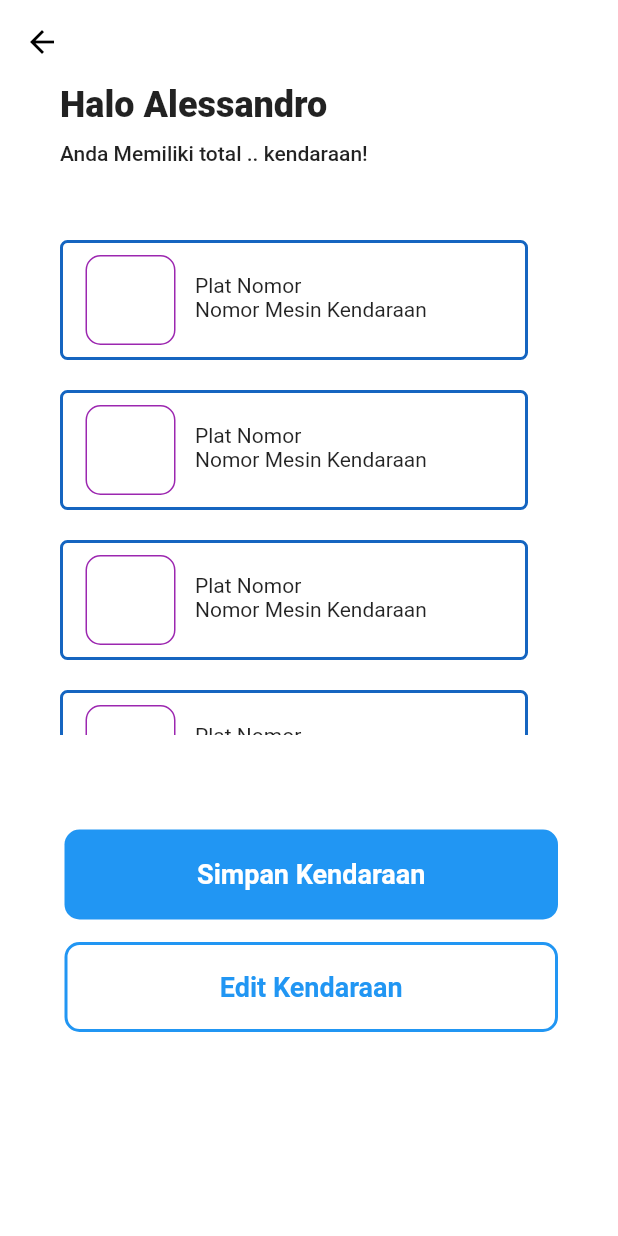
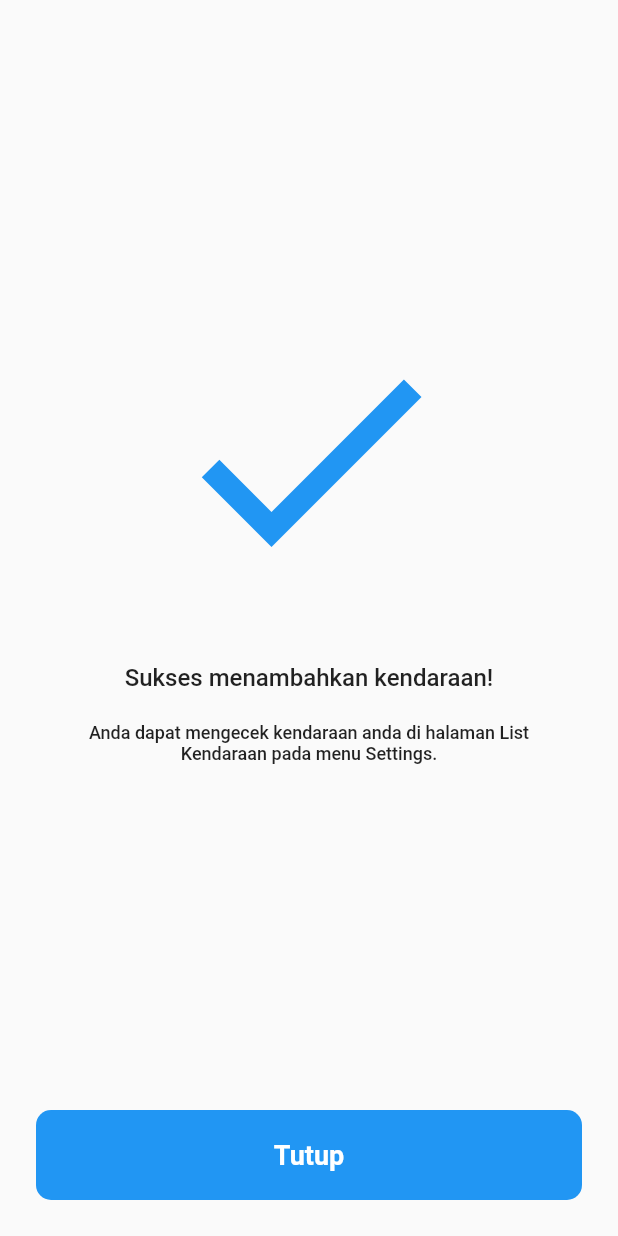
Before and after one commit to WillyHonandar/design_ui_skripsi, a Flutter app: the RegisKendaraan screen opened directly, after a tap on "Tambah Kendaraan", on a phone screen of 412 x 824 dp. Run offline on Flutter 3.47's test engine with Material 2 defaults, Android fonts, the phone set to English and light mode, and no system bars; our stand-ins replace carousel_pro, cloud_firestore, firebase_auth, firebase_core, fluttertoast, grouped_list and 5 more; missing offline and left inert: map_launcher; accounts and stored records are empty.

Commit message:
feat: 1 halaman dan fix: beberapa halaman
Menambahkan halaman sukses_tambah_kendaraan dan juga mengubah struktur file untuk Kendaraan. Juga melakukan perbaikan design UI pada beberapa halaman

```diff
--- a/lib/Authentication/otp.dart
+++ b/lib/Authentication/otp.dart
@@ -1,6 +1,5 @@
 import 'dart:async';
-
-import 'package:aplikasi_tilang_training/pages/intro/vehicle_registration.dart';
+import 'package:aplikasi_tilang_training/Kendaraan/vehicle_registration.dart';
 import 'package:firebase_auth/firebase_auth.dart';
 import 'package:flutter/gestures.dart';
 import 'package:fluttertoast/fluttertoast.dart';
--- /dev/null
+++ b/lib/Kendaraan/sukses_tambah_kendaraan.dart
@@ -0,0 +1,67 @@
+import 'package:aplikasi_tilang_training/Pages/Navbar/homepage.dart';
+import 'package:flutter/material.dart';
+
+class SuksesTambahKendaraan extends StatelessWidget {
+  @override
+  Widget build(BuildContext context) {
+    return Scaffold(
+      body: Center(
+        child: ListView(
+            shrinkWrap: true,
+            padding: EdgeInsets.symmetric(horizontal: 36, vertical: 24),
+            children: [
+              Container(
+                margin: EdgeInsets.only(bottom: 16),
+                child: Center(
+                  child: Icon(
+                    Icons.check,
+                    size: 200,
+                    color: Colors.blue,
+                  ),
+                ),
+              ),
+              SizedBox(height: 20),
+              Center(
+                child: Text(
+                  "Sukses menambahkan kendaraan!",
+                  textAlign: TextAlign.center,
+                  style: TextStyle(fontSize: 16, fontWeight: FontWeight.w500),
+                ),
+              ),
+              SizedBox(height: 20),
+              Center(
+                child: Text(
+                  "Anda dapat mengecek kendaraan anda di halaman List Kendaraan pada menu Settings.",
+                  textAlign: TextAlign.center,
+                  style: TextStyle(fontSize: 12, fontWeight: FontWeight.w500),
+                ),
+              ),
+            ]),
+      ),
+      bottomNavigationBar: Padding(
+        padding: EdgeInsets.all(24),
+        child: MaterialButton(
+          minWidth: double.infinity,
+          height: 60,
+          onPressed: () {
+            Navigator.push(
+                context,
+                MaterialPageRoute(
+                    //Nanti dipilih berdasarkan index
+                    builder: (context) => MyHomePage()));
+          },
+          color: Colors.blue,
+          elevation: 0,
+          shape: RoundedRectangleBorder(
+            borderRadius: BorderRadius.circular(10),
+          ),
+          child: Text(
+            "Tutup",
+            style: TextStyle(
+                fontWeight: FontWeight.w600, fontSize: 18, color: Colors.white),
+          ),
+        ),
+      ),
+    );
+  }
+}
--- a/lib/Pages/Intro/vehicle_registration.dart
+++ b/lib/Kendaraan/vehicle_registration.dart
@@ -1,8 +1,9 @@
 import 'dart:async';
 import 'dart:developer';
+import 'package:aplikasi_tilang_training/Kendaraan/sukses_tambah_kendaraan.dart';
 import 'package:aplikasi_tilang_training/net/firebase.dart';
-import 'package:aplikasi_tilang_training/pages/intro/vehicle_list.dart';
-import 'package:aplikasi_tilang_training/pages/navbar/homepage.dart';
+import 'package:aplikasi_tilang_training/Kendaraan/vehicle_list.dart';
+import 'package:aplikasi_tilang_training/Pages/Navbar/homepage.dart';
 import 'package:firebase_auth/firebase_auth.dart';
 import 'package:flutter/material.dart';
 import 'package:pin_code_fields/pin_code_fields.dart';
@@ -221,7 +222,7 @@ class _RegisKendaraanState extends State<RegisKendaraan> {
                       Navigator.push(
                           context,
                           MaterialPageRoute(
-                              builder: (context) => RegisteredVehicles()));
+                              builder: (context) => SuksesTambahKendaraan()));
                       setState(() {
                         User updateUser = FirebaseAuth.instance.currentUser;
                         updateUser.uid;
@@ -257,7 +258,7 @@ class _RegisKendaraanState extends State<RegisKendaraan> {
                       Navigator.push(
                           context,
                           MaterialPageRoute(
-                              builder: (context) => RegisteredVehicles()));
+                              builder: (context) => MyHomePage()));
                     },
                   ),
                 )
--- a/lib/Pages/Intro/vehicle_list.dart
+++ /dev/null
@@ -1,169 +0,0 @@
-import 'package:flutter/material.dart';
-
-class RegisteredVehicles extends StatefulWidget {
-  @override
-  _RegisteredVehiclesState createState() => _RegisteredVehiclesState();
-}
-
-class _RegisteredVehiclesState extends State<RegisteredVehicles> {
-  bool hasError = false;
-  String currentText = "";
-
-  final GlobalKey<ScaffoldState> scaffoldKey = GlobalKey<ScaffoldState>();
-  final formKey = GlobalKey<FormState>();
-  final TextEditingController textEditingController = TextEditingController();
-  final TextEditingController _nomorMesinKendaraanController =
-      TextEditingController();
-
-  List<int> list = [1, 2, 3, 4, 5];
-  @override
-  Widget build(BuildContext context) {
-    return Scaffold(
-      appBar: AppBar(
-        iconTheme: IconThemeData(color: Colors.black),
-        title: Text("List Kendaraan"),
-        backgroundColor: Colors.transparent,
-        elevation: 0,
-      ),
-      resizeToAvoidBottomInset: true,
-      backgroundColor: Colors.white,
-      body: SingleChildScrollView(
-        child: Container(
-          padding: EdgeInsets.symmetric(horizontal: 40),
-          width: double.infinity,
-          child: Column(
-              crossAxisAlignment: CrossAxisAlignment.start,
-              mainAxisAlignment: MainAxisAlignment.spaceEvenly,
-              children: <Widget>[
-                Column(
-                  crossAxisAlignment: CrossAxisAlignment.start,
-                  children: [
-                    Text(
-                      "Halo Alessandro",
-                      style: TextStyle(
-                        fontSize: 24,
-                        fontWeight: FontWeight.w800,
-                      ),
-                    ),
-                    Padding(
-                      padding: const EdgeInsets.only(top: 10),
-                      child: Text(
-                        "Anda Memiliki total .. kendaraan!",
-                        style: TextStyle(
-                            fontSize: 14, fontWeight: FontWeight.w500),
-                      ),
-                    ),
-                  ],
-                ),
-                Container(
-                  margin: EdgeInsets.only(top: 30),
-                  height: 350,
-                  child: Scrollbar(
-                    child: ListView.builder(
-                        scrollDirection: Axis.vertical,
-                        itemCount: 4,
-                        padding: EdgeInsets.only(top: 20),
-                        itemBuilder: (context, index) {
-                          return Container(
-                            padding: EdgeInsets.only(left: 15),
-                            margin: EdgeInsets.only(right: 20, bottom: 20),
-                            height: 80,
-                            width: 300,
-                            decoration: BoxDecoration(
-                              borderRadius: BorderRadius.circular(5),
-                              border: Border.all(
-                                  width: 2.0, color: Colors.blue[800]),
-                            ),
-                            child: Row(
-                              children: [
-                                Row(
-                                  children: [
-                                    Container(
-                                      height: 60,
-                                      width: 60,
-                                      decoration: BoxDecoration(
-                                          border: Border.all(
-                                              width: 1, color: Colors.purple),
-                                          color: Colors.white,
-                                          borderRadius:
-                                              BorderRadius.circular(10)),
-                                    ),
-                                    SizedBox(
-                                      width: 13,
-                                    ),
-                                    Container(
-                                      padding: EdgeInsets.only(top: 20),
-                                      child: Column(
-                                        mainAxisAlignment:
-                                            MainAxisAlignment.start,
-                                        crossAxisAlignment:
-                                            CrossAxisAlignment.start,
-                                        children: [
-                                          Text("Plat Nomor"),
-                                          Text("Nomor Mesin Kendaraan")
-                                        ],
-                                      ),
-                                    )
-                                  ],
-                                )
-                              ],
-                            ),
-                          );
-                        }),
-                  ),
-                ),
-                Container(
-                  alignment: Alignment.bottomCenter,
-                  margin: EdgeInsets.only(top: 60),
-                  padding: EdgeInsets.only(top: 3, left: 3),
-                  decoration: BoxDecoration(
-                    borderRadius: BorderRadius.circular(50),
-                  ),
-                  child: Column(
-                    children: [
-                      MaterialButton(
-                        minWidth: double.infinity,
-                        height: 60,
-                        onPressed: () {},
-                        color: Colors.blue,
-                        elevation: 0,
-                        shape: RoundedRectangleBorder(
-                          borderRadius: BorderRadius.circular(10),
-                        ),
-                        child: Text(
-                          "Simpan Kendaraan",
-                          style: TextStyle(
-                              fontWeight: FontWeight.w600,
-                              fontSize: 18,
-                              color: Colors.white),
-                        ),
-                      ),
-                      Container(
-                        margin: EdgeInsets.only(top: 15),
-                        child: MaterialButton(
-                          minWidth: double.infinity,
-                          height: 60,
-                          onPressed: () {},
-                          elevation: 0,
-                          shape: RoundedRectangleBorder(
-                            borderRadius: BorderRadius.circular(10),
-                            side: BorderSide(color: Colors.blue, width: 2),
-                          ),
-                          child: Text(
-                            "Edit Kendaraan",
-                            style: TextStyle(
-                                fontWeight: FontWeight.w600,
-                                fontSize: 18,
-                                color: Colors.blue),
-                          ),
-                        ),
-                      ),
-                    ],
-                  ),
-                ),
-              ]),
-        ),
-      ),
-    );
-  }
-}
--- a/lib/Pages/Navbar/ListTilang/Pembayaran/alasan_bukan.dart
+++ b/lib/Pages/Navbar/ListTilang/Pembayaran/alasan_bukan.dart
@@ -24,7 +24,7 @@ class _AlasanBukanState extends State<AlasanBukan> {
                 //Buat isi nomor, platKendaraan, dan mesinKendaraan dari db
                 Text(
                   "Berikan Alasan Anda:",
-                  style: TextStyle(fontSize: 24, fontWeight: FontWeight.w500),
+                  style: TextStyle(fontSize: 16, fontWeight: FontWeight.w500),
                 ),
                 SizedBox(height: 20),
                 TextField(
--- a/lib/Pages/Navbar/ListTilang/Pembayaran/detail_indormasi.dart
+++ b/lib/Pages/Navbar/ListTilang/Pembayaran/detail_indormasi.dart
@@ -16,7 +16,7 @@ class DetailInformasi extends StatelessWidget {
           children: [
             Text(
               "Anda sedang menjalani proses denda tilang, harap simak alur berikut :",
-              style: TextStyle(fontSize: 12, fontWeight: FontWeight.bold),
+              style: TextStyle(fontSize: 14, fontWeight: FontWeight.bold),
             ),
             SizedBox(height: 20),
             Container(
--- a/lib/Pages/Navbar/settings.dart
+++ b/lib/Pages/Navbar/settings.dart
@@ -1,7 +1,6 @@
 import 'package:aplikasi_tilang_training/Pages/Intro/intro_pages.dart';
-import 'package:aplikasi_tilang_training/Pages/Intro/vehicle_registration.dart';
+import 'package:aplikasi_tilang_training/Kendaraan/vehicle_list.dart';
 import 'package:aplikasi_tilang_training/Pages/Navbar/Settings/my_profile.dart';
-import 'package:aplikasi_tilang_training/Pages/Navbar/Settings/regis_kendaraan.dart';
 import 'package:firebase_auth/firebase_auth.dart';
 import 'package:flutter/material.dart';
 import 'package:fluttertoast/fluttertoast.dart';
@@ -62,14 +61,14 @@ class _SettingsState extends State<Settings> {
                           Navigator.push(
                               context,
                               MaterialPageRoute(
-                                  builder: (context) => RegisKendaraan()));
+                                  builder: (context) => RegisteredVehicles()));
                         },
                         child: Column(
                           mainAxisSize: MainAxisSize.min,
                           children: <Widget>[
                             ListTile(
                               leading: Icon(Icons.album),
-                              title: Text('Registrasi Kendaraan'),
+                              title: Text('List Kendaraan'),
                               // subtitle:
                               //     Text('Registrasi Nomor Plat, Nomor Mesin, dkk'),
                             ),
```
Also changed, not shown: lib/Kendaraan/vehicle_list.dart (added, +274 -0 lines).
